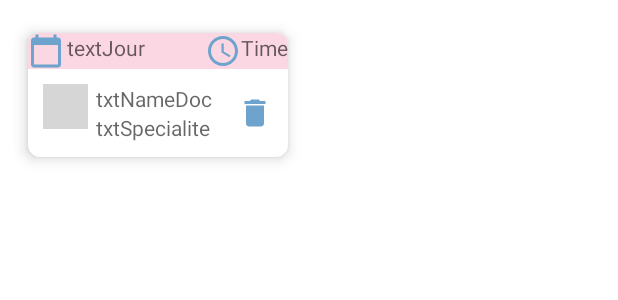
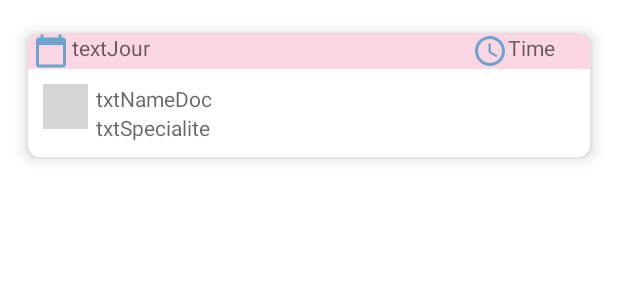
Before and after one commit to DocDirect2021/Doc_Direct, an Android app: the layout row_historique_rdv.xml on its own in the app's theme, with its tools: preview values and no code run, on a phone screen of 412 x 824 dp. Shown: the top 300 px of the screen. Run offline under Robolectric (Android 15) with nearby library versions, the phone set to English and light mode, and no system bars; grey boxes are pictures that could not be loaded.

Commit message:
afficher l'historique Rdv + requete annuler rdv

```diff
--- a/app/src/main/java/com/projetdam/docdirect/adapter/PatientRdvAdapter.java
+++ b/app/src/main/java/com/projetdam/docdirect/adapter/PatientRdvAdapter.java
@@ -42,6 +42,7 @@ public class PatientRdvAdapter extends RecyclerView.Adapter<PatientRdvAdapter.Pa
     private String patientId;
     private List<RdvInformation> mList;
     private RdvInformation rdvInfo;
+    int position;
 
     public PatientRdvAdapter(Context context, List<RdvInformation> mList, ModelDoctor doctor, String patientId) {
         this.parentContext = context;
@@ -54,7 +55,8 @@ public class PatientRdvAdapter extends RecyclerView.Adapter<PatientRdvAdapter.Pa
     public PatientRdvsHolder onCreateViewHolder(@NonNull ViewGroup parent, int viewType) {
         LayoutInflater inflater = LayoutInflater.from(parentContext);
         View view = inflater.inflate(R.layout.row_patient_rdv, parent, false);
-        return new PatientRdvsHolder(view);
+        PatientRdvsHolder myPatientRdvsHolder = new PatientRdvsHolder(view);
+        return myPatientRdvsHolder;
     }
 
     @Override
@@ -155,6 +157,7 @@ public class PatientRdvAdapter extends RecyclerView.Adapter<PatientRdvAdapter.Pa
                             public void onClick(DialogInterface dialog, int which) {
                                 Toast.makeText(parentContext, "Rendez-vous confirmé !", Toast.LENGTH_LONG).show();
                                 confirmRdv(rdvInfo.getMykey(), hour);
+
                             }
                         });
                         builder.setNegativeButton(android.R.string.no, new DialogInterface.OnClickListener() {
--- a/app/src/main/java/com/projetdam/docdirect/fragments/FragmentRendezVous.java
+++ b/app/src/main/java/com/projetdam/docdirect/fragments/FragmentRendezVous.java
@@ -17,6 +17,9 @@ import android.view.LayoutInflater;
 import android.view.View;
 import android.view.ViewGroup;
 
+import com.bumptech.glide.Glide;
+import com.bumptech.glide.load.engine.DiskCacheStrategy;
+import com.bumptech.glide.request.RequestOptions;
 import com.google.android.gms.maps.SupportMapFragment;
 import com.google.android.gms.tasks.OnFailureListener;
 import com.google.android.gms.tasks.OnSuccessListener;
@@ -62,6 +65,7 @@ public class FragmentRendezVous extends Fragment {
         super.onAttach(context);
         //Gol.addLog(emplacement, "onAttach");
     }
+
 
     @RequiresApi(api = Build.VERSION_CODES.O)
     @Override
@@ -109,6 +113,7 @@ public class FragmentRendezVous extends Fragment {
         histoRdvRecyView.setHasFixedSize(true);
         histoRdvRecyView.setLayoutManager(new LinearLayoutManager(getContext()));
 
+
         return view;
     }
 
--- a/app/src/main/res/layout/row_historique_rdv.xml
+++ b/app/src/main/res/layout/row_historique_rdv.xml
@@ -3,7 +3,7 @@
     xmlns:app="http://schemas.android.com/apk/res-auto"
     xmlns:tools="http://schemas.android.com/tools"
     android:id="@+id/card_rdv"
-    android:layout_width="wrap_content"
+    android:layout_width="match_parent"
     android:layout_height="wrap_content"
     android:layout_margin="10dp"
     android:minHeight="70dp"
@@ -12,21 +12,22 @@
     app:cardUseCompatPadding="true">
 
     <LinearLayout
-        android:layout_width="wrap_content"
+        android:id="@+id/lyHistRdv"
+        android:layout_width="match_parent"
         android:layout_height="wrap_content"
         android:orientation="vertical">
 
         <LinearLayout
-            android:layout_width="wrap_content"
+            android:layout_width="match_parent"
             android:layout_height="wrap_content"
             android:background="#FBD6E3"
             android:orientation="horizontal">
 
             <ImageView
                 android:id="@+id/imageView"
-                android:layout_width="match_parent"
+                android:layout_width="wrap_content"
                 android:layout_height="wrap_content"
-                android:layout_weight="1"
+                android:layout_marginLeft="3dp"
                 app:srcCompat="@drawable/ic_calendar" />
 
             <TextView
@@ -34,22 +35,20 @@
                 android:layout_width="match_parent"
                 android:layout_height="wrap_content"
                 android:layout_marginLeft="2dp"
-                android:layout_marginRight="40dp"
                 android:layout_weight="1"
                 android:hint="textJour" />
 
             <ImageView
                 android:id="@+id/imageView2"
-                android:layout_width="match_parent"
+                android:layout_width="wrap_content"
                 android:layout_height="wrap_content"
-                android:layout_weight="1"
                 app:srcCompat="@drawable/ic_access_time" />
 
             <TextView
                 android:id="@+id/txtStartTime"
                 android:layout_width="match_parent"
                 android:layout_height="wrap_content"
-                android:layout_weight="1"
+                android:layout_weight="3"
                 android:hint="Time" />
         </LinearLayout>
 
@@ -91,6 +90,14 @@
                     android:layout_height="wrap_content"
                     android:layout_weight="1"
                     android:hint="txtSpecialite" />
+
+                <TextView
+                    android:id="@+id/txtDocId"
+                    android:layout_width="match_parent"
+                    android:layout_height="wrap_content"
+                    android:layout_weight="1"
+                    android:text="TextView"
+                    android:visibility="gone" />
             </LinearLayout>
 
             <LinearLayout
@@ -104,6 +111,7 @@
                     android:layout_height="wrap_content"
                     android:layout_weight="1"
                     android:onClick="onClick"
+                    android:visibility="invisible"
                     app:srcCompat="@drawable/ic_delete" />
             </LinearLayout>
 
```
Also changed, not shown: app/src/main/java/com/projetdam/docdirect/adapter/AdapterHistoRdv.java (+52 -9 lines), app/src/main/java/com/projetdam/docdirect/commons/UtilsTimeSlot.java (+38 -0 lines), app/src/main/java/com/projetdam/docdirect/rdvPatient/PatientRendezVousActivity.java (+9 -3 lines).
